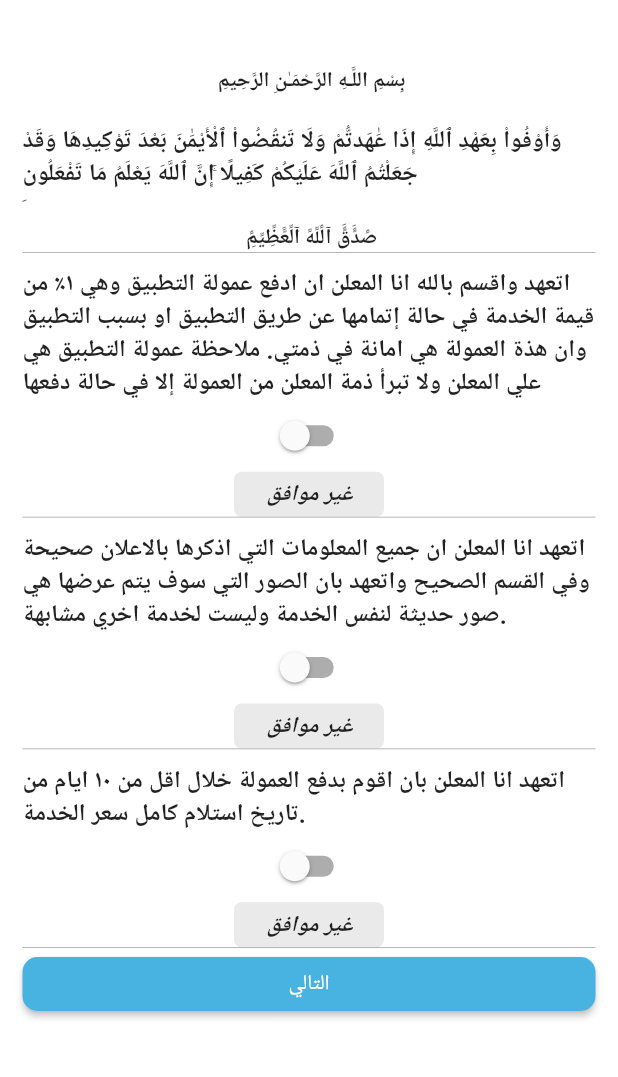
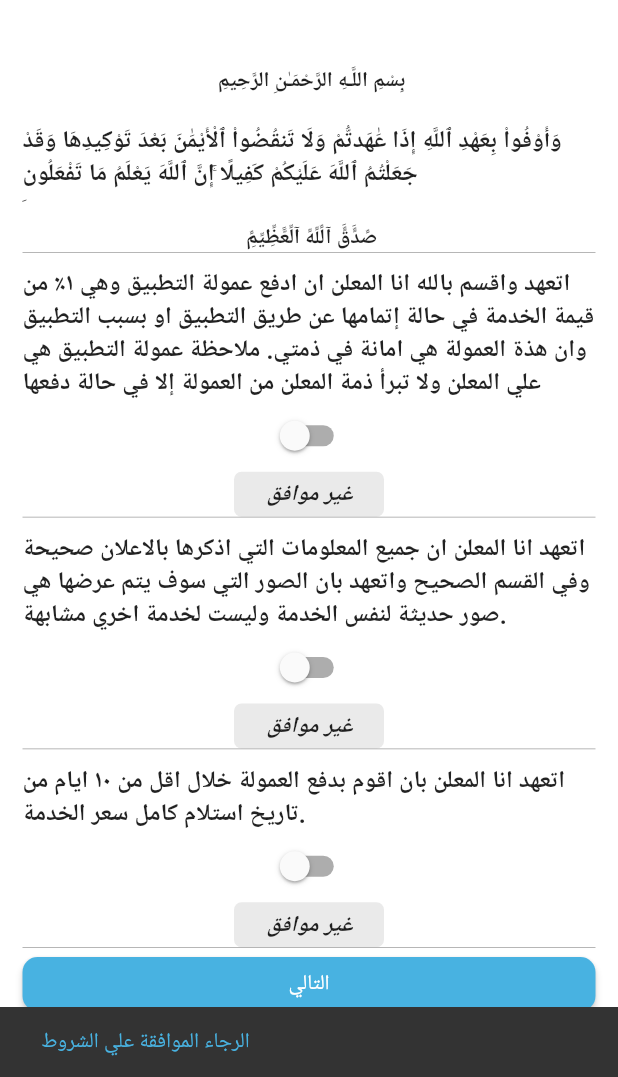
Before and after one commit to saifamer2030/advancednaql, a Flutter app: the Pledge screen opened by its route, after a tap on "التالي", on a phone screen of 412 x 824 dp, the part 159-1236 px from its top. Run offline on Flutter 3.47's test engine with Material 2 defaults, Android fonts, the phone set to English and light mode, and no system bars; our stand-ins replace firebase_auth, firebase_database, flutter_svg, fluttertoast, toast; accounts and stored records are empty.

Commit message:
snackbar

```diff
--- a/lib/screen/morewidget.dart
+++ b/lib/screen/morewidget.dart
@@ -182,7 +182,7 @@ class MoreWidget extends StatelessWidget {
                                   style: TextStyle(
                                     fontFamily: 'DroidArabicKufi',
                                     fontSize: 13,
-                                    color: const Color(0xff4fc3f7),
+                                    color: const Color(0xff3F9DC7),
                                     height: 1.2307692307692308,
                                   ),
                                   textAlign: TextAlign.right,
--- a/lib/screen/pledge.dart
+++ b/lib/screen/pledge.dart
@@ -1,7 +1,9 @@
 import 'package:advancednaql/screen/addNewAds.dart';
+import 'package:advancednaql/screen/newoffer.dart';
 import 'package:flutter/cupertino.dart';
 import 'package:flutter/material.dart';
 import 'package:flutter/scheduler.dart';
+import 'package:fluttertoast/fluttertoast.dart';
 
 class Pledge extends StatefulWidget {
   @override
@@ -15,10 +17,12 @@ class __pledgeState extends State<Pledge> {
   bool isSwitched2 = false;
   bool isSwitched3 = false;
   String data = "غير موافق";
+  final GlobalKey<ScaffoldState> _scaffoldKey = new GlobalKey<ScaffoldState>();
 
   @override
   Widget build(BuildContext context) {
     return Scaffold(
+      key: _scaffoldKey,
       backgroundColor: const Color(0xffffffff),
       body: Stack(children: <Widget>[
         Container(
@@ -258,14 +262,23 @@ class __pledgeState extends State<Pledge> {
   Future<void> _counterButtonPress() async {
     if (isSwitched && isSwitched2 && isSwitched3) {
       Navigator.push(
-          context, new MaterialPageRoute(builder: (context) => AddNewAds()));
+          context, new MaterialPageRoute(builder: (context) => NewOffer()));
 
       print("go_______");
 //      setState(() {
 //        Navigator.of(context).pushNamed('/addnewads');
 //      });
     } else {
-      return null;
+      return showInSnackBar(' الرجاء الموافقة علي الشروط');
     }
   }
+
+  void showInSnackBar(String value) {
+    _scaffoldKey.currentState.showSnackBar(new SnackBar(
+      content: new Text(
+        value,
+        style: TextStyle(color: const Color(0xff48B2E1)),
+      ),
+    ));
+  }
 }
--- a/pubspec.yaml
+++ b/pubspec.yaml
@@ -86,6 +86,7 @@ flutter:
    - assets/images/ic_mycar.png
    - assets/images/ic_location.png
    - assets/images/ic_location2.png
+   - assets/images/ic_bluecar.png
   # An image asset can refer to one or more resolution-specific "variants", see
   # https://flutter.dev/assets-and-images/#resolution-aware.
 
```
Also changed, not shown: lib/screen/newoffer.dart (added, +101 -0 lines), lib/screen/neworder.dart (+12 -4 lines), assets/images/ic_bluecar.png (added).
